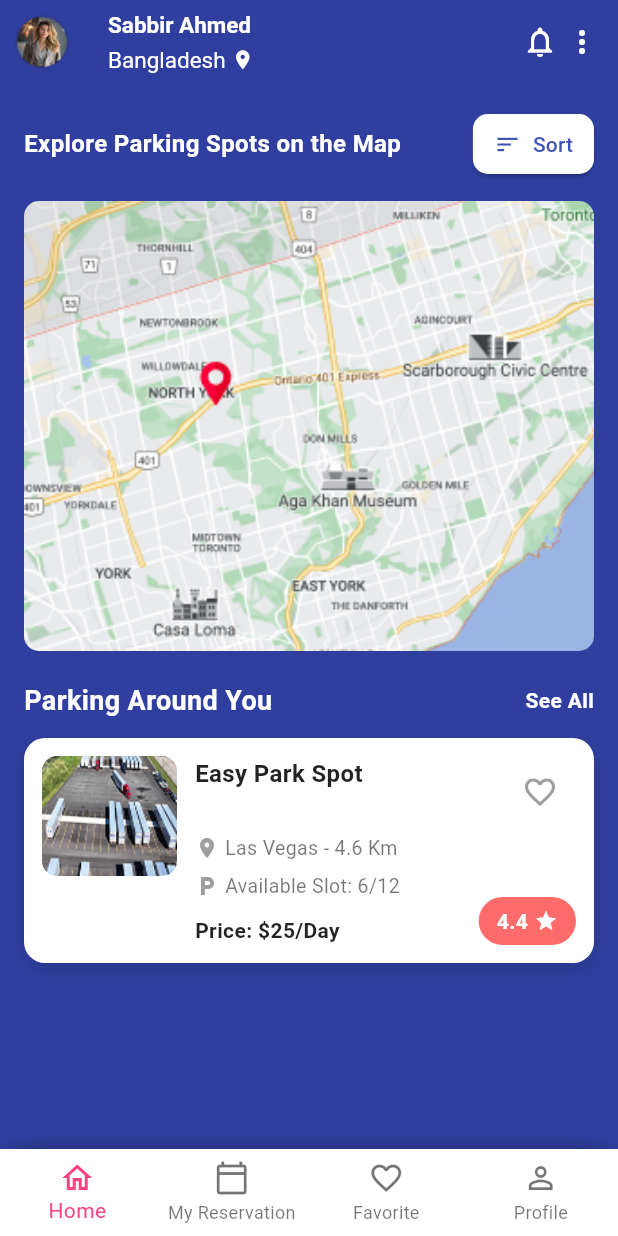
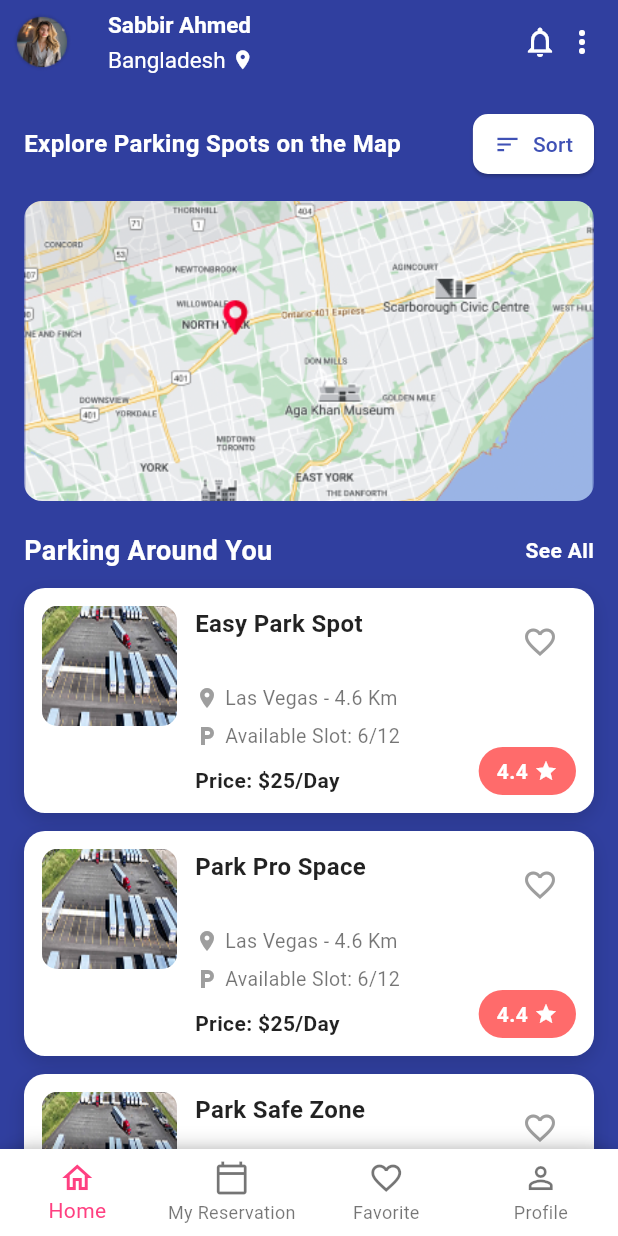
Before and after one commit to linconchondroroy/car_parking, a Flutter app: the screen it shows after launch, on a phone screen of 412 x 824 dp. Run offline on Flutter 3.47's test engine with Material 3 defaults, Android fonts, the phone set to English and light mode, and no system bars.

Commit message:
Car Parking App

```diff
--- a/lib/home_screen/home_page_one.dart
+++ b/lib/home_screen/home_page_one.dart
@@ -1,7 +1,5 @@
 import 'package:flutter/material.dart';
-// Flutter এর মূল প্যাকেজ — UI বানানোর জন্য দরকার
 
-// মূল ক্লাস (এই পেজের নাম HomeScreenOne)
 class HomeScreenOne extends StatefulWidget {
   const HomeScreenOne({super.key});
 
@@ -9,289 +7,173 @@ class HomeScreenOne extends StatefulWidget {
   State<HomeScreenOne> createState() => _HomeScreenOneState();
 }
 
-// এই অংশে আসল UI তৈরি হবে
 class _HomeScreenOneState extends State<HomeScreenOne> {
-  int _currentIndex = 0; // নিচের Bottom Navigation bar কোনটা সিলেক্টেড আছে সেটা রাখার জন্য
+  int _currentIndex = 0;
 
   @override
   Widget build(BuildContext context) {
-    return Scaffold( // Flutter এ পুরো স্ক্রিন বানানোর জন্য Scaffold ব্যবহার করা হয়
-      backgroundColor: Colors.indigo.shade700, // ব্যাকগ্রাউন্ড রঙ নেভি-ব্লু
+    return Scaffold(
+      backgroundColor: Colors.indigo.shade700,
 
-      // ----------- উপরের AppBar অংশ -----------
+      // ----------------- APP BAR -----------------
       appBar: AppBar(
-        backgroundColor: Colors.indigo.shade700, // AppBar এর রঙও নেভি-ব্লু
-        elevation: 0, // নিচে ছায়া (shadow) থাকবে না
-
-        // leading মানে AppBar এর বামে যা থাকে
+        backgroundColor: Colors.indigo.shade700,
+        elevation: 0,
         leading: Padding(
-          padding: const EdgeInsets.all(8.0), // চারপাশে একটু ফাঁকা জায়গা
-          child: CircleAvatar( // প্রোফাইল ছবির জন্য বৃত্ত
-            radius: 22, // ছবির সাইজ
-            backgroundColor: Colors.transparent, // ব্যাকগ্রাউন্ড সাদা না, একদম ট্রান্সপারেন্ট
-            backgroundImage: const AssetImage("assets/profile_photo.png"), // ছবির ফাইল পাথ
+          padding: const EdgeInsets.all(8.0),
+          child: CircleAvatar(
+            radius: 22,
+            backgroundColor: Colors.transparent,
+            backgroundImage: const AssetImage("assets/profile_photo.png"),
           ),
         ),
-
-        // title মানে AppBar এর মাঝের অংশ
-        title: Column( // নাম ও লোকেশন দুইটা একটার নিচে রাখতে Column
-          crossAxisAlignment: CrossAxisAlignment.start, // সব টেক্সট বামে সাজানো
+        title: Column(
+          crossAxisAlignment: CrossAxisAlignment.start,
           children: const [
             Text(
-              "Sabbir Ahmed", // নাম
+              "Sabbir Ahmed",
               style: TextStyle(color: Colors.white, fontSize: 15, fontWeight: FontWeight.bold),
             ),
-            SizedBox(height: 4), // নাম আর লোকেশনের মাঝে একটু ফাঁকা জায়গা
-            Row( // লোকেশন টেক্সট আর আইকন এক লাইনে রাখার জন্য
+            SizedBox(height: 4),
+            Row(
               children: [
                 Text("Bangladesh", style: TextStyle(color: Colors.white, fontSize: 15)),
                 SizedBox(width: 4),
-                Icon(Icons.location_on, color: Colors.white, size: 15), // লোকেশন আইকন
+                Icon(Icons.location_on, color: Colors.white, size: 15),
               ],
             ),
           ],
         ),
-
-        // actions মানে AppBar এর ডান পাশে আইকন
         actions: const [
           Padding(
             padding: EdgeInsets.only(right: 4.0),
-            child: Icon(Icons.notifications_none, color: Colors.white), // নোটিফিকেশন আইকন
+            child: Icon(Icons.notifications_none, color: Colors.white),
           ),
           Padding(
             padding: EdgeInsets.only(right: 12.0),
-            child: Icon(Icons.more_vert, color: Colors.white), // তিন ডট (মেনু) আইকন
+            child: Icon(Icons.more_vert, color: Colors.white),
           ),
         ],
       ),
 
-      // ----------- মূল অংশ (Body) -----------
-      body: SingleChildScrollView( // স্ক্রল করা যাবে যদি স্ক্রিন বড় হয়
+      // ----------------- BODY -----------------
+      body: SingleChildScrollView(
         child: Padding(
-          padding: const EdgeInsets.all(16.0), // চারপাশে ফাঁকা জায়গা
-          child: Column( // সব কন্টেন্ট একটার নিচে একটার মতো সাজানো
-            crossAxisAlignment: CrossAxisAlignment.start, // সব বামে সাজানো
+          padding: const EdgeInsets.all(16.0),
+          child: Column(
+            crossAxisAlignment: CrossAxisAlignment.start,
             children: [
-              // -------- Explore + Sort বাটন --------
+              // Explore + Sort
               Row(
-                mainAxisAlignment: MainAxisAlignment.spaceBetween, // দুই প্রান্তে টেক্সট আর বাটন
+                mainAxisAlignment: MainAxisAlignment.spaceBetween,
                 children: [
-                  const Expanded( // টেক্সট যেন বাটনের সাথে লড়াই না করে জায়গা পায়
+                  const Expanded(
                     child: Text(
-                      "Explore Parking Spots on the Map", // হেডিং টেক্সট
-                      style: TextStyle(
-                        fontSize: 16,
-                        fontWeight: FontWeight.w700,
-                        color: Colors.white,
-                      ),
+                      "Explore Parking Spots on the Map",
+                      style: TextStyle(fontSize: 16, fontWeight: FontWeight.w700, color: Colors.white),
                     ),
                   ),
                   const SizedBox(width: 12),
-                  ElevatedButton.icon( // Sort বাটন (আইকনসহ)
-                    onPressed: () {}, // এখন কিছু করবে না
-                    icon: const Icon(Icons.sort), // Sort আইকন
-                    label: const Text("Sort"), // টেক্সট
+                  ElevatedButton.icon(
+                    onPressed: () {},
+                    icon: const Icon(Icons.sort),
+                    label: const Text("Sort"),
                     style: ElevatedButton.styleFrom(
-                      backgroundColor: Colors.white, // বাটন সাদা
-                      foregroundColor: Colors.indigo, // টেক্সট নীল
+                      backgroundColor: Colors.white,
+                      foregroundColor: Colors.indigo,
                       padding: const EdgeInsets.symmetric(horizontal: 14, vertical: 10),
-                      shape: RoundedRectangleBorder(borderRadius: BorderRadius.circular(10)), // বর্ডার গোল
+                      shape: RoundedRectangleBorder(borderRadius: BorderRadius.circular(10)),
                     ),
                   ),
                 ],
               ),
+              const SizedBox(height: 14),
 
-              const SizedBox(height: 14), // নিচে একটু স্পেস
-
-              // -------- Map ছবি --------
+              // Map image
               Container(
-                height: 300, // ম্যাপের উচ্চতা
-                width: double.infinity, // পুরো প্রস্থ
+                height: 200,
+                width: double.infinity,
                 decoration: BoxDecoration(
-                  borderRadius: BorderRadius.circular(10), // ছবি গোলাকার কোণা
+                  borderRadius: BorderRadius.circular(12),
                   image: const DecorationImage(
-                    image: AssetImage("assets/map_one.png"), // ম্যাপের ছবি
-                    fit: BoxFit.cover, // পুরো বক্স ঢেকে ফেলবে
+                    image: AssetImage("assets/map_one.png"),
+                    fit: BoxFit.cover,
                   ),
                 ),
               ),
 
               const SizedBox(height: 20),
 
-              // -------- Parking Around You + See All --------
+              // Parking Around You + See All
               Row(
                 mainAxisAlignment: MainAxisAlignment.spaceBetween,
                 children: const [
                   Text(
-                    "Parking Around You", // হেডিং
+                    "Parking Around You",
                     style: TextStyle(fontSize: 18, fontWeight: FontWeight.bold, color: Colors.white),
                   ),
                   Text(
-                    "See All", // ডান পাশে বাটনের মতো টেক্সট
+                    "See All",
                     style: TextStyle(fontWeight: FontWeight.w600, color: Colors.white),
                   ),
                 ],
               ),
-
               const SizedBox(height: 12),
 
-              // -------- একটাই Parking Card (তুমি চাইলে কপি করে আরো বানাতে পারো) --------
-              Container(
-                decoration: BoxDecoration(
-                  color: Colors.white, // কার্ডের ব্যাকগ্রাউন্ড
-                  borderRadius: BorderRadius.circular(14), // কোণাগুলো গোল
-                  boxShadow: [
-                    BoxShadow(
-                      color: Colors.black.withOpacity(0.15), // ছায়া
-                      blurRadius: 10,
-                      offset: const Offset(0, 4),
-                    ),
-                  ],
-                ),
-                padding: const EdgeInsets.all(12),
-                child: Stack( // ব্যাজ বসানোর জন্য Stack
-                  children: [
-                    Row( // ছবির পাশে টেক্সট রাখার জন্য
-                      crossAxisAlignment: CrossAxisAlignment.start,
-                      children: [
-                        // বাম পাশে গাড়ির ছবি
-                        ClipRRect(
-                          borderRadius: BorderRadius.circular(10),
-                          child: Image.asset(
-                            "assets/cars.png",
-                            width: 90,
-                            height: 80,
-                            fit: BoxFit.cover, // ছবি পুরো জায়গা নেবে
-                          ),
-                        ),
-                        const SizedBox(width: 12),
-
-                        // ডান পাশে টেক্সট ইনফো
-                        Expanded(
-                          child: Column(
-                            crossAxisAlignment: CrossAxisAlignment.start,
-                            children: [
-                              // টাইটেল + হার্ট আইকন
-                              Row(
-                                crossAxisAlignment: CrossAxisAlignment.start,
-                                children: [
-                                  const Expanded(
-                                    child: Text(
-                                      "Easy Park Spot", // জায়গার নাম
-                                      style: TextStyle(
-                                        fontSize: 16,
-                                        fontWeight: FontWeight.w700,
-                                        color: Colors.black87,
-                                      ),
-                                    ),
-                                  ),
-                                  IconButton(
-                                    onPressed: () {}, // এখন কিছু করবে না
-                                    icon: const Icon(Icons.favorite_border), // হার্ট আইকন
-                                    color: Colors.grey,
-                                    padding: EdgeInsets.zero,
-                                    constraints: const BoxConstraints(),
-                                  ),
-                                ],
-                              ),
-
-                              const SizedBox(height: 4),
-
-                              // লোকেশন ও দূরত্ব
-                              Row(
-                                children: const [
-                                  Icon(Icons.location_on, size: 16, color: Colors.grey),
-                                  SizedBox(width: 4),
-                                  Expanded(
-                                    child: Text(
-                                      "Las Vegas - 4.6 Km", // দূরত্ব
-                                      style: TextStyle(fontSize: 13, color: Colors.black54),
-                                    ),
-                                  ),
-                                ],
-                              ),
-
-                              const SizedBox(height: 6),
-
-                              // স্লট সংখ্যা
-                              Row(
-                                children: const [
-                                  Icon(Icons.local_parking, size: 16, color: Colors.grey),
-                                  SizedBox(width: 4),
-                                  Text(
-                                    "Available Slot: 6/12", // কতটা খালি আছে
-                                    style: TextStyle(fontSize: 13, color: Colors.black54),
-                                  ),
-                                ],
-                              ),
-
-                              const SizedBox(height: 10),
-
-                              // দাম
-                              const Text(
-                                "Price: \$25/Day",
-                                style: TextStyle(
-                                  fontSize: 14,
-                                  fontWeight: FontWeight.w700,
-                                  color: Colors.black87,
-                                ),
-                              ),
-                            ],
-                          ),
-                        ),
-                      ],
-                    ),
-
-                    // নিচের ডান পাশে রেটিং ব্যাজ
-                    Positioned(
-                      right: 0,
-                      bottom: 0,
-                      child: Container(
-                        padding: const EdgeInsets.symmetric(horizontal: 12, vertical: 6),
-                        decoration: BoxDecoration(
-                          color: const Color(0xFFFF6B6B), // লাল ব্যাকগ্রাউন্ড
-                          borderRadius: BorderRadius.circular(20), // গোলাকার
-                        ),
-                        child: Row(
-                          children: const [
-                            Text(
-                              "4.4", // রেটিং সংখ্যা
-                              style: TextStyle(color: Colors.white, fontWeight: FontWeight.w700),
-                            ),
-                            SizedBox(width: 4),
-                            Icon(Icons.star, size: 16, color: Colors.white), // তারকা আইকন
-                          ],
-                        ),
-                      ),
-                    ),
-                  ],
-                ),
+              // Cards
+              _ParkingCard(
+                title: "Easy Park Spot",
+                distanceText: "Las Vegas - 4.6 Km",
+                slotsText: "Available Slot: 6/12",
+                priceText: "Price: \$25/Day",
+                rating: "4.4",
               ),
-
-              const SizedBox(height: 12), // পরের কার্ডের আগে ফাঁকা জায়গা
+              const SizedBox(height: 12),
+              _ParkingCard(
+                title: "Park Pro Space",
+                distanceText: "Las Vegas - 4.6 Km",
+                slotsText: "Available Slot: 6/12",
+                priceText: "Price: \$25/Day",
+                rating: "4.4",
+              ),
+              const SizedBox(height: 12),
+              _ParkingCard(
+                title: "Park Safe Zone",
+                distanceText: "Las Vegas - 4.6 Km",
+                slotsText: "Available Slot: 6/12",
+                priceText: "Price: \$25/Day",
+                rating: "4.4",
+              ),
+              const SizedBox(height: 12),
+              _ParkingCard(
+                title: "Park Point",
+                distanceText: "Las Vegas - 4.6 Km",
+                slotsText: "Available Slot: 6/12",
+                priceText: "Price: \$25/Day",
+                rating: "4.4",
+              ),
+              const SizedBox(height: 24),
             ],
           ),
         ),
       ),
 
-      // ----------- নিচের Navigation Bar -----------
+      // ----------------- BOTTOM NAV -----------------
       bottomNavigationBar: Container(
         decoration: BoxDecoration(
-          color: Colors.white, // ব্যাকগ্রাউন্ড সাদা
-          borderRadius: const BorderRadius.only(
-            topLeft: Radius.circular(20), topRight: Radius.circular(20),
-          ),
+          color: Colors.white,
+          borderRadius: const BorderRadius.only(topLeft: Radius.circular(20), topRight: Radius.circular(20)),
           boxShadow: [
             BoxShadow(color: Colors.black.withOpacity(0.2), blurRadius: 10, offset: const Offset(0, -2)),
           ],
         ),
         child: BottomNavigationBar(
-          currentIndex: _currentIndex, // কোন ট্যাব সিলেক্টেড আছে
-          onTap: (i) => setState(() => _currentIndex = i), // ট্যাব চাপলে পরিবর্তন হবে
+          currentIndex: _currentIndex,
+          onTap: (i) => setState(() => _currentIndex = i),
           backgroundColor: Colors.white,
           type: BottomNavigationBarType.fixed,
-          selectedItemColor: Colors.pinkAccent, // সিলেক্টেড আইকনের রঙ
-          unselectedItemColor: Colors.black54, // আনসিলেক্টেড রঙ
+          selectedItemColor: Colors.pinkAccent,
+          unselectedItemColor: Colors.black54,
           showUnselectedLabels: true,
           items: const [
             BottomNavigationBarItem(icon: Icon(Icons.home_outlined), label: "Home"),
@@ -304,3 +186,138 @@ class _HomeScreenOneState extends State<HomeScreenOne> {
     );
   }
 }
+
+// ----------------- REUSABLE CARD -----------------
+class _ParkingCard extends StatelessWidget {
+  final String title;
+  final String distanceText;
+  final String slotsText;
+  final String priceText;
+  final String rating;
+
+  const _ParkingCard({
+    required this.title,
+    required this.distanceText,
+    required this.slotsText,
+    required this.priceText,
+    required this.rating,
+  });
+
+  @override
+  Widget build(BuildContext context) {
+    return Container(
+      decoration: BoxDecoration(
+        color: Colors.white,
+        borderRadius: BorderRadius.circular(14),
+        boxShadow: [
+          BoxShadow(color: Colors.black.withOpacity(0.15), blurRadius: 10, offset: const Offset(0, 4)),
+        ],
+      ),
+      padding: const EdgeInsets.all(12),
+      child: Stack(
+        children: [
+          Row(
+            crossAxisAlignment: CrossAxisAlignment.start,
+            children: [
+              // thumbnail
+              ClipRRect(
+                borderRadius: BorderRadius.circular(10),
+                child: Image.asset(
+                  "assets/cars.png",
+                  width: 90,
+                  height: 80,
+                  fit: BoxFit.cover,
+                ),
+              ),
+              const SizedBox(width: 12),
+
+              // details
+              Expanded(
+                child: Column(
+                  crossAxisAlignment: CrossAxisAlignment.start,
+                  children: [
+                    // title + heart
+                    Row(
+                      crossAxisAlignment: CrossAxisAlignment.start,
+                      children: [
+                        Expanded(
+                          child: Text(
+                            title,
+                            style: const TextStyle(fontSize: 16, fontWeight: FontWeight.w700, color: Colors.black87),
+                          ),
+                        ),
+                        IconButton(
+                          onPressed: () {},
+                          icon: const Icon(Icons.favorite_border),
+                          color: Colors.grey,
+                          padding: EdgeInsets.zero,
+                          constraints: const BoxConstraints(),
+                        ),
+                      ],
+                    ),
+                    const SizedBox(height: 4),
+
+                    // location + distance
+                    Row(
+                      children: [
+                        const Icon(Icons.location_on, size: 16, color: Colors.grey),
+                        const SizedBox(width: 4),
+                        Expanded(
+                          child: Text(
+                            distanceText,
+                            style: const TextStyle(fontSize: 13, color: Colors.black54),
+                            overflow: TextOverflow.ellipsis,
+                          ),
+                        ),
+                      ],
+                    ),
+                    const SizedBox(height: 6),
+
+                    // slots
+                    Row(
+                      children: [
+                        const Icon(Icons.local_parking, size: 16, color: Colors.grey),
+                        const SizedBox(width: 4),
+                        Text(slotsText, style: const TextStyle(fontSize: 13, color: Colors.black54)),
+                      ],
+                    ),
+                    const SizedBox(height: 10),
+
+                    // price
+                    Text(
+                      priceText,
+                      style: const TextStyle(fontSize: 14, fontWeight: FontWeight.w700, color: Colors.black87),
+                    ),
+                  ],
+                ),
+              ),
+            ],
+          ),
+
+          // rating badge
+          Positioned(
+            right: 0,
+            bottom: 0,
+            child: Container(
+              padding: const EdgeInsets.symmetric(horizontal: 12, vertical: 6),
+              decoration: BoxDecoration(
+                color: const Color(0xFFFF6B6B),
+                borderRadius: BorderRadius.circular(20),
+              ),
+              child: Row(
+                children: [
+                  Text(
+                    rating,
+                    style: const TextStyle(color: Colors.white, fontWeight: FontWeight.w700),
+                  ),
+                  const SizedBox(width: 4),
+                  const Icon(Icons.star, size: 16, color: Colors.white),
+                ],
+              ),
+            ),
+          ),
+        ],
+      ),
+    );
+  }
+}
```
